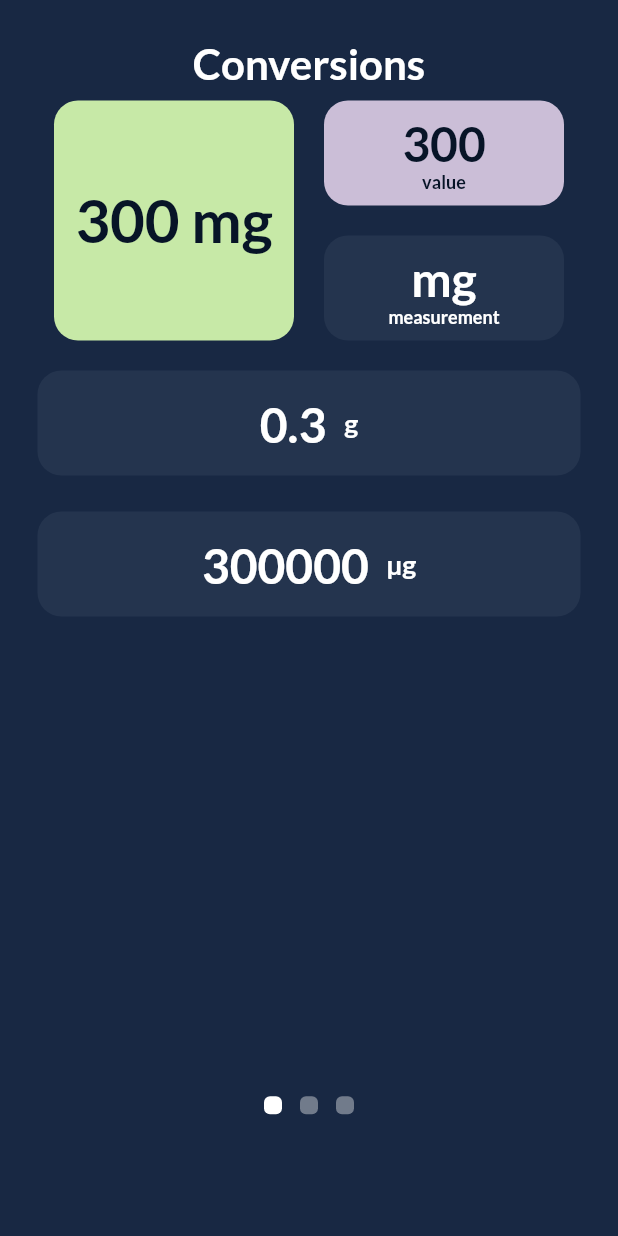
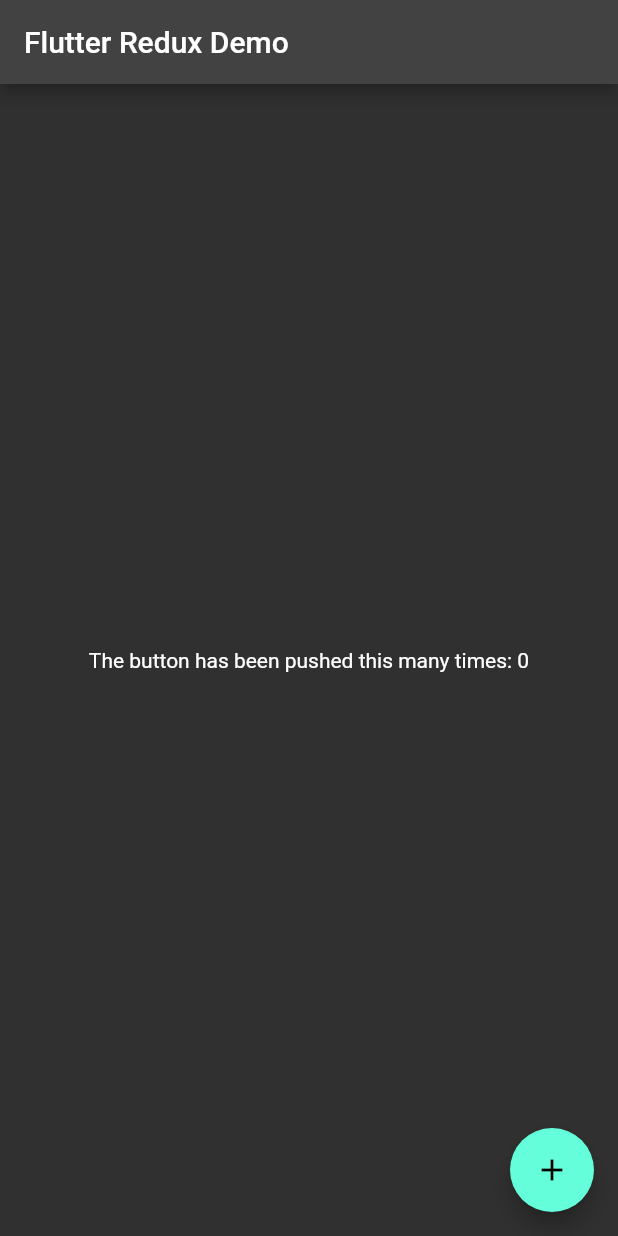
Before and after one commit to Daru233/pharm_calc, a Flutter app: the screen it shows after launch, on a phone screen of 412 x 824 dp. Run offline on Flutter 3.47's test engine with Material 2 defaults, Android fonts, the phone set to English and light mode, and no system bars; drawn by our look-alikes of smooth_page_indicator; our stand-ins replace flutter_redux, google_fonts, redux.

Commit message:
got redux working, class actions don't work so will need to use enums for actions

```diff
--- a/lib/main.dart
+++ b/lib/main.dart
@@ -1,16 +1,103 @@
 import 'package:flutter/material.dart';
 import 'package:pharm_calc/conversion/conversion_root.dart';
+import 'package:pharm_calc/redux/actions.dart';
+import 'package:pharm_calc/redux/app_state.dart';
+import 'package:pharm_calc/redux/reducer.dart';
 import 'package:pharm_calc/root_pages/calculations.dart';
 import 'package:pharm_calc/root_pages/dilutions.dart';
 import 'package:pharm_calc/root_pages/formulations.dart';
 import 'package:smooth_page_indicator/smooth_page_indicator.dart';
+import 'package:flutter_redux/flutter_redux.dart';
+import 'package:redux/redux.dart';
 
 void main() {
-  runApp(MaterialApp(
-    debugShowCheckedModeBanner: false,
-    home: PharmCalc(),
+  runApp(FlutterReduxApp(
+    title: 'Flutter Redux Demo',
   ));
 }
+
+class FlutterReduxApp extends StatelessWidget {
+  final Store<AppState> _store = Store<AppState>(
+    IncrementByOneReducer,
+    initialState: AppState(
+      counter: 0
+    ),
+  );
+  final String title;
+
+  FlutterReduxApp({Key? key, required this.title}) : super(key: key);
+  @override
+  Widget build(BuildContext context) {
+    // The StoreProvider should wrap your MaterialApp or WidgetsApp. This will
+    // ensure all routes have access to the store.
+    return StoreProvider(
+      // Pass the store to the StoreProvider. Any ancestor `StoreConnector`
+      // Widgets will find and use this value as the `Store`.
+      store: _store,
+      child: MaterialApp(
+        theme: ThemeData.dark(),
+        title: title,
+        home: Scaffold(
+          appBar: AppBar(title: Text(title)),
+          body: Center(
+            child: Column(
+              mainAxisAlignment: MainAxisAlignment.center,
+              children: [
+                StoreConnector<AppState, int>(
+                  converter: (store) => _store.state.counter,
+                  builder: (context, int stateCount) {
+                    return Text(
+                      'The button has been pushed this many times: $stateCount',
+                    );
+                  },
+                ),
+              ],
+            ),
+          ),
+
+          floatingActionButton: StoreConnector<AppState, VoidCallback>(
+            converter: (store) {
+              return () => store.dispatch(IncrementByOne(updatedCounter: 1));
+            },
+            builder: (context, callback) {
+              return FloatingActionButton(
+
+                onPressed: callback,
+                tooltip: 'Increment',
+                child: Icon(Icons.add),
+              );
+            },
+          ),
+        ),
+      ),
+    );
+  }
+}
+
+
+
+
+
+
+
+
+
+
+
+
+
+
+
+
+
+
+
+
+
+
+
+
+
 
 class PharmCalc extends StatefulWidget {
   const PharmCalc({Key? key}) : super(key: key);
@@ -30,7 +117,10 @@ class _PharmCalcState extends State<PharmCalc> {
 
   @override
   Widget build(BuildContext context) {
-    return Scaffold(
+    return GestureDetector(
+      onTap: () => FocusManager.instance.primaryFocus?.unfocus(),
+      child: Scaffold(
+        resizeToAvoidBottomInset: false,
         body: Stack(
           children: [
             PageView(
@@ -61,6 +151,7 @@ class _PharmCalcState extends State<PharmCalc> {
             ),
           ],
         )
+      ),
     );
   }
 }
--- /dev/null
+++ b/lib/redux/actions.dart
@@ -0,0 +1,11 @@
+
+// TODO implement enum for actions
+
+class IncrementByOne {
+  final int updatedCounter;
+
+  IncrementByOne({
+    required this.updatedCounter
+  });
+
+}
--- /dev/null
+++ b/lib/redux/app_state.dart
@@ -0,0 +1,11 @@
+// ignore: empty_constructor_bodies
+class AppState {
+  int counter;
+
+  AppState({
+    this.counter = 0
+  });
+
+}
+
+// https://www.youtube.com/watch?v=60_2HlagOzg&t=851s
--- a/pubspec.yaml
+++ b/pubspec.yaml
@@ -38,6 +38,7 @@ dependencies:
   cupertino_icons: ^1.0.2
   smooth_page_indicator: ^1.0.0
   google_fonts: 3.0.1
+  flutter_redux: 0.10.0
 
 dev_dependencies:
   flutter_test:
```
Also changed, not shown: lib/redux/reducer.dart (added, +24 -0 lines), lib/root_pages/common/CardSmall.dart (added, +74 -0 lines), lib/root_pages/dilutions.dart (+4 -76 lines), lib/redux/redux_screen.dart (added), pubspec.lock. Lines whose indentation alone changed are shown as unchanged.
